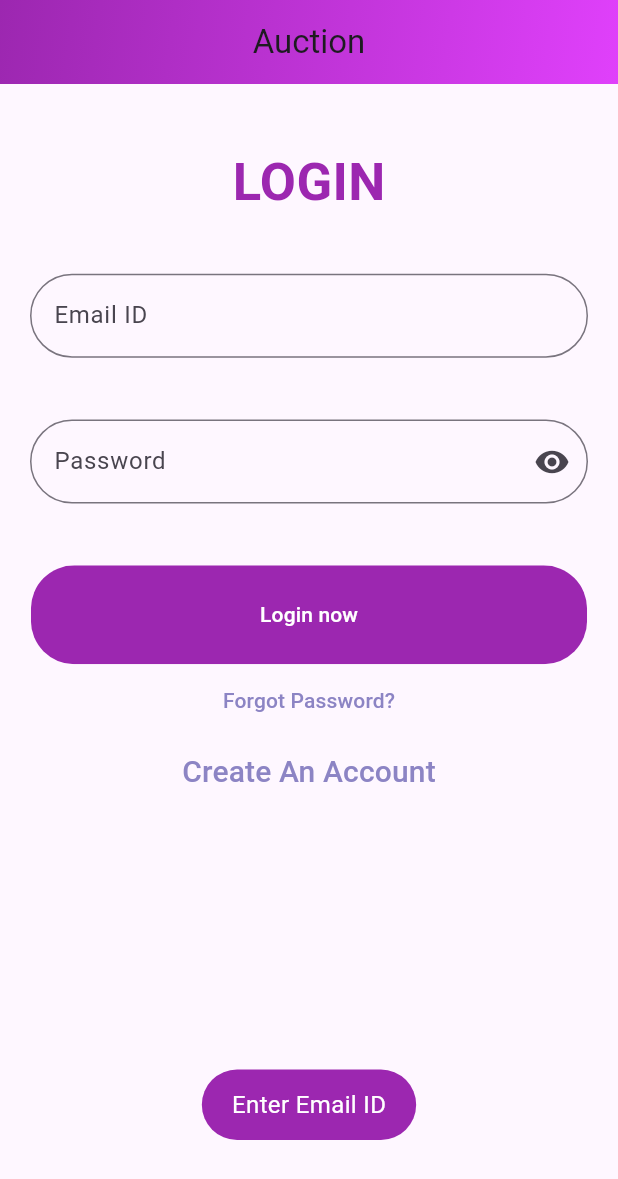
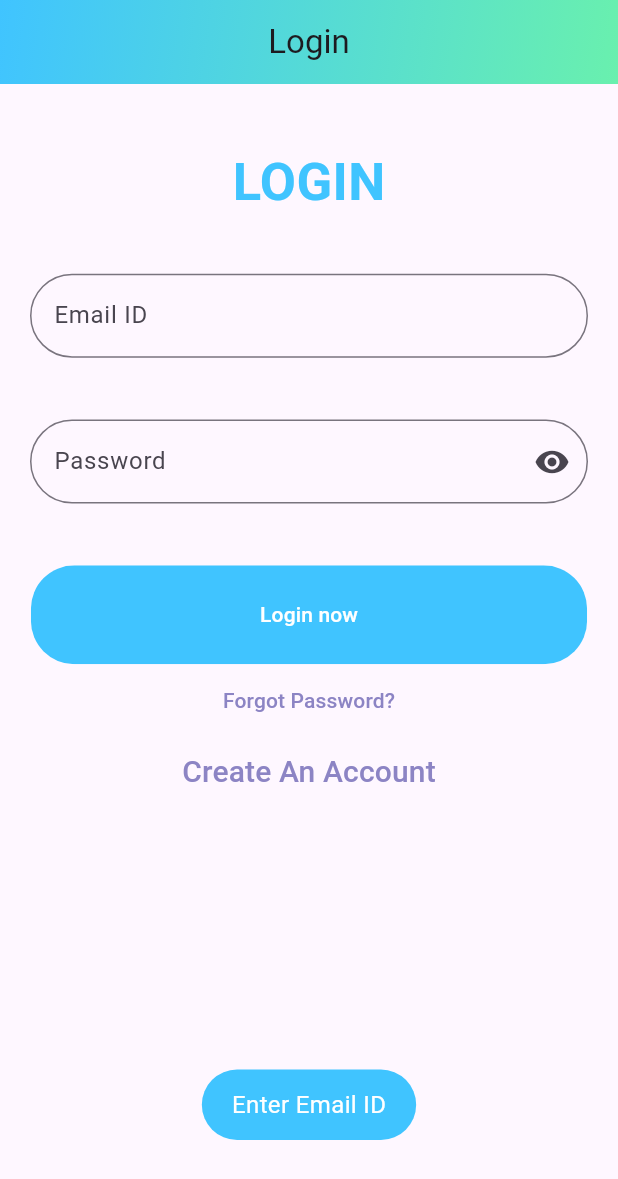
Before and after one commit to rkj1998/smart_parking, a Flutter app: the screen it shows after launch, after a tap on "Login now", on a phone screen of 412 x 824 dp. Shown: the top 1179 px of the screen. Run offline on Flutter 3.47's test engine with Material 3 defaults, Android fonts, the light colour scheme and no system bars; our stand-ins replace cloud_firestore, firebase_auth, firebase_core, fluttertoast; missing offline and left inert: simple_fontellico_progress_dialog; accounts and stored records are empty; Roboto replaces fonts that are missing (Quando).

Commit message:
Signup and Login
Signup. Login and Autologin fixed

```diff
--- a/lib/Pages/SplashScreen.dart
+++ b/lib/Pages/SplashScreen.dart
@@ -2,8 +2,11 @@ import 'dart:async';
 import 'package:firebase_auth/firebase_auth.dart';
 import 'package:flutter/foundation.dart';
 import 'package:flutter/material.dart';
+import 'package:fluttertoast/fluttertoast.dart';
 import 'package:smart_parking/Pages/StartPage.dart';
 import 'package:smart_parking/Pages/home.dart';
+
+import '../const.dart';
 
 
 class SplashScreen extends StatefulWidget {
@@ -48,7 +51,6 @@ class _SplashScreenState extends State<SplashScreen> {
 }
 
 Widget _getLandingPage()  {
-  bool userVerified = false;
   verify() async {
     var user =  FirebaseAuth.instance.currentUser;
     if (user!.emailVerified) {
@@ -70,8 +72,20 @@ Widget _getLandingPage()  {
       builder: (BuildContext context, snapshot) {
         verify();
         if (snapshot.hasData) {
-          if (userVerified == true) {}
-          else if (userVerified == false) {}
+          if (userVerified == true) {
+            return const MyHomePage();
+          }
+          else if (userVerified == false) {
+            Fluttertoast.showToast(
+                msg: "Please verify your email address.",
+                toastLength: Toast.LENGTH_SHORT,
+                gravity: ToastGravity.BOTTOM,
+                backgroundColor: Colors.lightBlueAccent,
+                textColor: Colors.white,
+                fontSize: 16.0
+            );
+            return const StartPage();
+          }
           else {
             return const StartPage();
           }
--- a/lib/Pages/StartPage.dart
+++ b/lib/Pages/StartPage.dart
@@ -1,5 +1,4 @@
 import 'package:cloud_firestore/cloud_firestore.dart';
-
 import 'package:firebase_core/firebase_core.dart';
 import 'package:flutter/foundation.dart';
 import 'package:flutter/material.dart';
@@ -36,19 +35,22 @@ class _StartPageState extends State<StartPage> {
 
   void checkLoginStatus()  async{
     await Firebase.initializeApp();
+    if(userVerified) {
       FirebaseAuth.instance
           .authStateChanges()
           .listen((User? user) async {
         if (user != null) {
-        var data = await FirebaseFirestore.instance.collection("User Info").doc(
-            FirebaseAuth.instance.currentUser!.uid).get();
+          var data = await FirebaseFirestore.instance.collection("User Info")
+              .doc(
+              FirebaseAuth.instance.currentUser!.uid)
+              .get();
           ProfileData.assignData(data);
           setState(() {
             isLoggedIn = true;
           });
         }
       });
-
+    }
   }
 
   @override
@@ -63,20 +65,20 @@ class _StartPageState extends State<StartPage> {
     SimpleFontelicoProgressDialog _dialog = SimpleFontelicoProgressDialog(context: context, barrierDimisable:  false);
     Size size = MediaQuery.of(context).size;
     return isLoggedIn?const MyHomePage(): MaterialApp(
-      color: Colors.purple,
+      color: Colors.lightBlueAccent,
       title: "StartPage",
       home: Scaffold(
         appBar: AppBar(
           centerTitle: true,
-          title: const Text("Auction"),
+          title: const Text("Login"),
           flexibleSpace: Container(
             decoration: const BoxDecoration(
                 gradient: LinearGradient(
                     begin: Alignment.topLeft,
                     end: Alignment.bottomRight,
                     colors: <Color>[
-                      Colors.purple,
-                      Colors.purpleAccent,
+                      Colors.lightBlueAccent,
+                      Colors.greenAccent,
                     ])
             ),
           ),
@@ -95,7 +97,7 @@ class _StartPageState extends State<StartPage> {
                     fontSize: 35,
                     fontWeight: FontWeight.bold,
                     fontFamily: "Quando",
-                    color: Colors.purple,
+                    color: Colors.lightBlueAccent,
                   ),),
                 ),
                 SizedBox(
@@ -114,7 +116,7 @@ class _StartPageState extends State<StartPage> {
                           ),
                           focusedBorder: OutlineInputBorder(
                             borderRadius: BorderRadius.all(Radius.circular(40.0)),
-                            borderSide: BorderSide(color:Colors.purple,),
+                            borderSide: BorderSide(color:Colors.lightBlueAccent,),
                           ),
                           labelText: 'Email ID',
                         ),
@@ -167,7 +169,7 @@ class _StartPageState extends State<StartPage> {
                             msg: "Enter Email ID",
                             toastLength: Toast.LENGTH_SHORT,
                             gravity: ToastGravity.BOTTOM,
-                            backgroundColor: Colors.purple,
+                            backgroundColor: Colors.lightBlueAccent,
                             textColor: Colors.white,
                             fontSize: 16.0
                         );                      }
@@ -176,7 +178,7 @@ class _StartPageState extends State<StartPage> {
                             msg: "Enter Email ID",
                             toastLength: Toast.LENGTH_SHORT,
                             gravity: ToastGravity.BOTTOM,
-                            backgroundColor: Colors.purple,
+                            backgroundColor: Colors.lightBlueAccent,
                             textColor: Colors.white,
                             fontSize: 16.0
                         );                         }
@@ -189,6 +191,8 @@ class _StartPageState extends State<StartPage> {
                             var data = await fireStore.collection("User Info").doc(_auth.currentUser!.uid).get();
                             ProfileData.assignData(data);
                             _dialog.hide();
+                            Navigator.pushReplacement(context, MaterialPageRoute(
+                                builder: (context) => const MyHomePage()));
 
                           }
                           else{
@@ -197,23 +201,28 @@ class _StartPageState extends State<StartPage> {
                                 msg: "Please Verify your mail by clicking link sent on mail.",
                                 toastLength: Toast.LENGTH_SHORT,
                                 gravity: ToastGravity.BOTTOM,
-                                backgroundColor: Colors.purple,
+                                backgroundColor: Colors.lightBlueAccent,
                                 textColor: Colors.white,
                                 fontSize: 16.0
                             );                             }
                         }).catchError((e) {
                           if (kDebugMode) {
                             print(e);
+
                           }
                           _dialog.hide();
                           Fluttertoast.showToast(
                               msg: "Invalid email or password.",
                               toastLength: Toast.LENGTH_SHORT,
                               gravity: ToastGravity.BOTTOM,
-                              backgroundColor: Colors.purple,
+                              backgroundColor: Colors.lightBlueAccent,
                               textColor: Colors.white,
                               fontSize: 16.0
                           );                           });
+
+
+
+
                       }
                     }
                 ),
@@ -275,7 +284,7 @@ class LoginButton extends StatelessWidget {
         borderRadius: BorderRadius.circular(29),
         child: Container(
           padding: const EdgeInsets.symmetric(horizontal: 40, vertical: 10),
-          color: Colors.purple,
+          color: Colors.lightBlueAccent,
           child: TextButton(
             onPressed: press,
             child: Text(
--- a/lib/const.dart
+++ b/lib/const.dart
@@ -11,3 +11,4 @@ class ProfileData{
 }
 
 var listings;
+bool userVerified = false;
```
Lines whose indentation alone changed are shown as unchanged.
